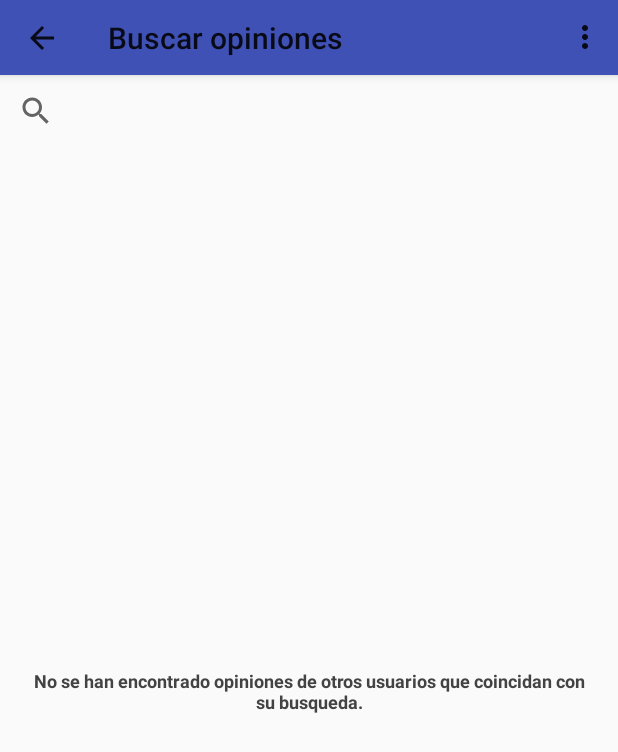
After one commit to bgcastro/TFM, an Android app: the BuscarOpinionActivity screen opened directly, with no data from a screen before it, on a phone screen of 412 x 824 dp. The commit adds this screen. Shown: the top 752 px of the screen. Run offline under Robolectric (Android 15) with nearby library versions, the phone set to English and light mode, and no system bars.

Commit message:
servidor completo y busqueda de comentarios

```diff
--- a/app/src/main/AndroidManifest.xml
+++ b/app/src/main/AndroidManifest.xml
@@ -58,6 +58,9 @@
         <activity android:name=".activitys.PreferencesActivity" android:screenOrientation="portrait">
         </activity>
 
+        <activity android:name=".activitys.BuscarOpinionActivity" android:screenOrientation="portrait">
+        </activity>
+
         <provider
             android:authorities="es.uvigo.esei.bgcastro.tfm.vehiculos"
             android:name=".content_provider.VehiculoContentProvider"/>
--- /dev/null
+++ b/app/src/main/java/es/uvigo/esei/bgcastro/tfm/activitys/BuscarOpinionActivity.java
@@ -0,0 +1,116 @@
+package es.uvigo.esei.bgcastro.tfm.activitys;
+
+import android.app.LoaderManager;
+import android.content.Loader;
+import android.content.SharedPreferences;
+import android.net.ConnectivityManager;
+import android.net.NetworkInfo;
+import android.os.Bundle;
+import android.support.v7.widget.SearchView;
+import android.support.v7.widget.Toolbar;
+import android.util.Log;
+import android.view.MenuItem;
+import android.widget.ListView;
+import android.widget.TextView;
+import android.widget.Toast;
+
+import java.util.ArrayList;
+import java.util.List;
+
+import es.uvigo.esei.bgcastro.tfm.R;
+import es.uvigo.esei.bgcastro.tfm.adapter.OpinionArrayAdapter;
+import es.uvigo.esei.bgcastro.tfm.entities.Opinion;
+import es.uvigo.esei.bgcastro.tfm.loaders.OpinionesListLoader;
+import es.uvigo.esei.bgcastro.tfm.preferences.VehiculosPreferences;
+
+/**
+ * Created by braisgallegocastro on 23/5/16.
+ */
+public class BuscarOpinionActivity extends BaseActivity implements LoaderManager.LoaderCallbacks<List<Opinion>>{
+    private static final int LOADER_ID = 5;
+    private static final String TAG = "BuscarOpinionActivity";
+    private OpinionArrayAdapter opinionArrayAdapter;
+    private String queryString;
+
+    @Override
+    protected void onCreate(Bundle savedInstanceState) {
+        super.onCreate(savedInstanceState);
+
+        setContentView(R.layout.activity_buscar_opinion);
+
+        //Ligamos la toolbar
+        Toolbar actionBar = (Toolbar) findViewById(R.id.toolbarBuscarOpinion);
+        actionBar.setTitle(getString(R.string.titulo_toolbar_buscar_opiniones_activity));
+        setSupportActionBar(actionBar);
+        getSupportActionBar().setDisplayHomeAsUpEnabled(true);
+
+        SearchView searchView = (SearchView) findViewById(R.id.searchView);
+        ListView listView = (ListView) findViewById(R.id.listViewOpiniones);
+        TextView textViewEmpty = (TextView) findViewById(R.id.emptyOpiniones);
+
+        listView.setEmptyView(textViewEmpty);
+
+        opinionArrayAdapter = new OpinionArrayAdapter(getApplicationContext(), R.layout.opinion_item);
+
+        listView.setAdapter(opinionArrayAdapter);
+
+        searchView.setSubmitButtonEnabled(true);
+        searchView.setOnQueryTextListener(new SearchView.OnQueryTextListener() {
+            @Override
+            public boolean onQueryTextSubmit(String query) {
+                ConnectivityManager connMgr = (ConnectivityManager) getSystemService(CONNECTIVITY_SERVICE);
+                NetworkInfo networkInfo = connMgr.getActiveNetworkInfo();
+                if (networkInfo != null && networkInfo.isConnected()) {
+                    queryString = query;
+                    Log.d(TAG, "onClick: onQueryTextSubmit " + queryString);
+                    getLoaderManager().restartLoader(LOADER_ID, null, BuscarOpinionActivity.this).forceLoad();
+                } else {
+                    Toast.makeText(getApplicationContext(), R.string.no_network, Toast.LENGTH_SHORT).show();
+                }
+
+                return true;
+            }
+
+            @Override
+            public boolean onQueryTextChange(String newText) {
+                return false;
+            }
+        });
+
+        getLoaderManager().initLoader(LOADER_ID, null, this).forceLoad();
+    }
+
+    @Override
+    public boolean onOptionsItemSelected(MenuItem item) {
+        if(item.getItemId() == android.R.id.home) {
+            this.onBackPressed();
+            return true;
+        }else {
+            return super.onOptionsItemSelected(item);
+        }
+    }
+
+    @Override
+    public Loader<List<Opinion>> onCreateLoader(int id, Bundle args) {
+        SharedPreferences preferences = getSharedPreferences(VehiculosPreferences.PREFERENCES_FILE,MODE_PRIVATE);
+        String address = preferences.getString(VehiculosPreferences.SERVER_ADDRESS, VehiculosPreferences.SERVER_ADDRESS_DEFAULT);
+        int port = preferences.getInt(VehiculosPreferences.SERVER_PORT, VehiculosPreferences.SERVER_PORT_DEFAULT);
+
+        return new OpinionesListLoader(getApplicationContext(), address, port, queryString);
+    }
+
+    @Override
+    public void onLoadFinished(Loader<List<Opinion>> loader, List<Opinion> data) {
+        if (data != null) {
+            opinionArrayAdapter.setOpinionArrayList((ArrayList<Opinion>) data);
+            opinionArrayAdapter.notifyDataSetChanged();
+        }else if (queryString != null && !queryString.isEmpty()){
+            Toast.makeText(this, R.string.no_results, Toast.LENGTH_SHORT).show();
+        }
+    }
+
+    @Override
+    public void onLoaderReset(Loader<List<Opinion>> loader) {
+        opinionArrayAdapter.setOpinionArrayList(null);
+    }
+}
--- /dev/null
+++ b/app/src/main/java/es/uvigo/esei/bgcastro/tfm/adapter/OpinionArrayAdapter.java
@@ -0,0 +1,82 @@
+package es.uvigo.esei.bgcastro.tfm.adapter;
+
+import android.content.Context;
+import android.view.LayoutInflater;
+import android.view.View;
+import android.view.ViewGroup;
+import android.widget.ArrayAdapter;
+import android.widget.RatingBar;
+import android.widget.TextView;
+
+import java.util.ArrayList;
+
+import es.uvigo.esei.bgcastro.tfm.R;
+import es.uvigo.esei.bgcastro.tfm.entities.Opinion;
+import es.uvigo.esei.bgcastro.tfm.viewholder.OpinionViewHolder;
+
+/**
+ * Created by braisgallegocastro on 23/5/16.
+ */
+public class OpinionArrayAdapter extends ArrayAdapter<Opinion> {
+    private ArrayList<Opinion> opinionArrayList;
+    private Context contexto;
+    private int vistaItem;
+
+    public OpinionArrayAdapter(Context context, int resource) {
+        super(context, resource);
+
+        this.opinionArrayList = new ArrayList<>();
+        this.contexto = context;
+        vistaItem = resource;
+    }
+
+    public OpinionArrayAdapter(Context context, int resource, ArrayList<Opinion> opinionArrayList) {
+        super(context, resource, opinionArrayList);
+
+        this.opinionArrayList = opinionArrayList;
+        this.contexto = context;
+        this.vistaItem = resource;
+    }
+
+
+    @Override
+    public View getView(int position, View convertView, ViewGroup parent) {
+        View view = convertView;
+        OpinionViewHolder holder;
+        if (view == null) {
+            LayoutInflater layoutInflater = (LayoutInflater)contexto.getSystemService(Context.LAYOUT_INFLATER_SERVICE);
+            view = layoutInflater.inflate(vistaItem,parent,false);
+
+            holder = new OpinionViewHolder();
+            holder.setNombreTaller((TextView) view.findViewById(R.id.nombreTallerItem));
+            holder.setRatingBar((RatingBar) view.findViewById(R.id.ratingBarItem));
+            holder.setComentario((TextView) view.findViewById(R.id.comentarioItem));
+            holder.setPrecioReparacion((TextView) view.findViewById(R.id.precioReparacionItem));
+
+            view.setTag(holder);
+        }else {
+            holder = (OpinionViewHolder) view.getTag();
+        }
+
+        final Opinion opinion= opinionArrayList.get(position);
+        if(opinion != null){
+
+            //asociamos los valores del objeto opinion
+            holder.getNombreTaller().setText(opinion.getNombreTaller());
+            holder.getRatingBar().setRating(opinion.getValoracion());
+            holder.getComentario().setText(opinion.getOpinion());
+            holder.getPrecioReparacion().setText(Float.toString(opinion.getPrecioReparacion()));
+        }
+
+        return view;
+    }
+
+    @Override
+    public int getCount() {
+        return opinionArrayList.size();
+    }
+
+    public void setOpinionArrayList(ArrayList<Opinion> opinionArrayList) {
+        this.opinionArrayList = opinionArrayList;
+    }
+}
--- /dev/null
+++ b/app/src/main/java/es/uvigo/esei/bgcastro/tfm/loaders/OpinionesListLoader.java
@@ -0,0 +1,102 @@
+package es.uvigo.esei.bgcastro.tfm.loaders;
+
+import android.content.AsyncTaskLoader;
+import android.content.Context;
+
+import java.io.IOException;
+import java.net.InetAddress;
+import java.net.Socket;
+import java.util.ArrayList;
+import java.util.List;
+
+import es.uvigo.esei.bgcastro.tfm.entities.Opinion;
+import es.uvigo.esei.bgcastro.tfm.server.socket_manager.SocketIOManager;
+
+/**
+ * Created by braisgallegocastro on 23/5/16.
+ */
+public class OpinionesListLoader extends AsyncTaskLoader<List<Opinion>>{
+    private String nombreTaller;
+    private final String serverAddress;
+    private final int port;
+
+    private ArrayList<Opinion> opinions;
+
+    public OpinionesListLoader(Context context,String serverAddress, int port, String nombreTaller) {
+        super(context);
+        this.nombreTaller = nombreTaller;
+        this.serverAddress = serverAddress;
+        this.port = port;
+    }
+
+    @Override
+    public List<Opinion> loadInBackground() {
+        Socket socket = null;
+        ArrayList<Opinion> opinionArrayList = null;
+
+        try {
+            socket = new Socket(InetAddress.getByName(serverAddress), port);
+
+            SocketIOManager socketIOManager = new SocketIOManager(socket);
+
+            socketIOManager.sendCommand(SocketIOManager.FIND_OPINIONES_TALLER);
+            if (socketIOManager.readACK().equals(SocketIOManager.ACK)){
+                socketIOManager.sendTaller(nombreTaller);
+                if (socketIOManager.readACK().equals(SocketIOManager.ACK)){
+                    opinionArrayList = (ArrayList<Opinion>) socketIOManager.readOpinionList();
+                   return opinionArrayList;
+                }else {
+                    return opinionArrayList;
+                }
+            }else{
+                return opinionArrayList;
+            }
+
+        } catch (IOException e) {
+            e.printStackTrace();
+            return null;
+        } catch (ClassNotFoundException e) {
+            e.printStackTrace();
+            return null;
+        }finally {
+            if (socket != null && !socket.isClosed()){
+                try {
+                    socket.close();
+                } catch (IOException e) {
+                    e.printStackTrace();
+                }
+            }
+        }
+    }
+
+    @Override
+    public void deliverResult(List<Opinion> data) {
+        //para que el recolector de basura no las elimine antes de tiempo
+        ArrayList<Opinion> opinionesViejas = opinions;
+
+        opinions = (ArrayList<Opinion>) data;
+
+        super.deliverResult(opinions);
+
+        opinionesViejas = null;
+    }
+
+   @Override
+    protected void onStartLoading() {
+        if (takeContentChanged())
+            forceLoad();
+    }
+
+    @Override
+    protected void onStopLoading() {
+        cancelLoad();
+    }
+
+    @Override
+    protected void onReset() {
+        // Ensure the loader has been stopped.
+        onStopLoading();
+        opinions = null;
+    }
+
+}
--- a/app/src/main/java/es/uvigo/esei/bgcastro/tfm/preferences/VehiculosPreferences.java
+++ b/app/src/main/java/es/uvigo/esei/bgcastro/tfm/preferences/VehiculosPreferences.java
@@ -14,4 +14,10 @@ public class VehiculosPreferences {
 
     public static final String ALERT_ACTUALIZAR = "alert_actualizar";
     public static final boolean ALERT_ACTUALIZAR_DEFAULT = true;
+
+    public static final String SERVER_ADDRESS = "server_address";
+    public static final String SERVER_ADDRESS_DEFAULT = "ec2-52-39-253-121.us-west-2.compute.amazonaws.com";
+
+    public static final String SERVER_PORT = "server_port";
+    public static final int SERVER_PORT_DEFAULT = 22291;
 }
--- a/app/src/main/java/es/uvigo/esei/bgcastro/tfm/server/DAO/OpinionDAO.java
+++ b/app/src/main/java/es/uvigo/esei/bgcastro/tfm/server/DAO/OpinionDAO.java
@@ -55,15 +55,15 @@ public class OpinionDAO {
 			queryCreateOpinion.setString(4, opinion.getNombreTaller());
 			queryCreateOpinion.setString(5, opinion.getOpinion());
 
-			return queryCreateOpinion.executeUpdate() == 1;
+			return queryCreateOpinion.executeUpdate() > 0;
 		}
 	}
 
 	public List<Opinion> listOpinionesFromTaller(String nombreTallerSearch) throws SQLException {
         final PreparedStatement queryOpinion = this.connection.prepareStatement("SELECT * FROM " + NOMBRE_TABLA +
-                " WHERE " + NOMBRE_TALLER + " = ?");
+                " WHERE " + NOMBRE_TALLER + " LIKE ?");
 
-		queryOpinion.setString(1, nombreTallerSearch);
+		queryOpinion.setString(1, "%" + nombreTallerSearch + "%");
 
 		final ResultSet result = queryOpinion.executeQuery();
 
--- a/app/src/main/java/es/uvigo/esei/bgcastro/tfm/server/socket_manager/IOManager.java
+++ b/app/src/main/java/es/uvigo/esei/bgcastro/tfm/server/socket_manager/IOManager.java
@@ -26,6 +26,9 @@ public interface IOManager {
     public void sendNACK() throws IOException;
     public String readNACK() throws IOException;
 
+    public void sendTaller(String taller) throws IOException;
+    public String readTaller() throws IOException, ClassNotFoundException;
+
     public void sendOpinionList(List<Opinion> opinionList) throws IOException;
     public List<Opinion> readOpinionList() throws IOException, ClassNotFoundException;
 }
--- /dev/null
+++ b/app/src/main/res/layout/activity_buscar_opinion.xml
@@ -0,0 +1,46 @@
+<?xml version="1.0" encoding="utf-8"?>
+<RelativeLayout xmlns:android="http://schemas.android.com/apk/res/android"
+    android:layout_width="match_parent"
+    android:layout_height="match_parent"
+    xmlns:app="http://schemas.android.com/apk/res-auto">
+
+    <android.support.v7.widget.Toolbar
+        android:id="@+id/toolbarBuscarOpinion"
+        android:layout_width="match_parent"
+        android:layout_height="@dimen/actionBarSize"
+        android:layout_alignParentTop="true"
+        android:background="?attr/colorPrimary"
+        android:elevation="4dp"
+        android:theme="@style/ThemeOverlay.AppCompat.ActionBar"
+        app:popupTheme="@style/ThemeOverlay.AppCompat.Light">
+    </android.support.v7.widget.Toolbar>
+
+    <android.support.v7.widget.SearchView
+        android:id="@+id/searchView"
+        android:layout_width="match_parent"
+        android:layout_height="wrap_content"
+        android:layout_below="@+id/toolbarBuscarOpinion" />
+
+    <TextView
+        android:id="@+id/emptyOpiniones"
+        android:layout_width="match_parent"
+        android:layout_height="match_parent"
+        android:paddingLeft="@dimen/activity_horizontal_margin"
+        android:paddingRight="@dimen/activity_horizontal_margin"
+        android:layout_below="@+id/searchView"
+        android:text="@string/empty_Opiniones"
+        android:theme="@style/vehiculo_bold"
+        android:gravity="center" />
+
+    <ListView
+        android:id="@+id/listViewOpiniones"
+        android:layout_width="fill_parent"
+        android:layout_height="fill_parent"
+        android:layout_below="@+id/emptyOpiniones"
+        android:layout_centerHorizontal="true"
+        android:paddingBottom="@dimen/activity_vertical_margin"
+        android:paddingLeft="@dimen/activity_horizontal_margin"
+        android:paddingRight="@dimen/activity_horizontal_margin"
+        android:paddingTop="@dimen/activity_vertical_margin"/>
+
+</RelativeLayout>
--- a/app/src/main/res/menu/common_menu.xml
+++ b/app/src/main/res/menu/common_menu.xml
@@ -8,4 +8,10 @@
         android:icon="@drawable/ic_tune_black_24dp"
         app:showAsAction="never"/>
 
+    <!-- buscar opiniones -->
+    <item android:id="@+id/action_opiniones"
+        android:title="@string/action_opiniones"
+        android:icon="@drawable/ic_share_black_24dp"
+        app:showAsAction="never"/>
+
 </menu>
--- a/app/src/main/res/values/strings.xml
+++ b/app/src/main/res/values/strings.xml
@@ -110,4 +110,8 @@
     <string name="upload_succes">¡Gracias por su opinión!</string>
     <string name="upload_fail">Se ha producido un error</string>
     <string name="no_network">No tienes conexión a internet</string>
+    <string name="empty_Opiniones">No se han encontrado opiniones de otros usuarios que coincidan con su busqueda.</string>
+    <string name="titulo_toolbar_buscar_opiniones_activity">Buscar opiniones</string>
+    <string name="action_opiniones">Buscar opiniones de otros usuarios</string>
+    <string name="no_results">No se ha encontrado nada.</string>
 </resources>
```
Also changed, not shown: app/src/main/java/es/uvigo/esei/bgcastro/tfm/activitys/BaseActivity.java (+12 -0 lines), app/src/main/java/es/uvigo/esei/bgcastro/tfm/activitys/GestionReparacionesActivity.java (+8 -3 lines), app/src/main/java/es/uvigo/esei/bgcastro/tfm/background_tasks/UploadOpinionTask.java (+6 -2 lines), app/src/main/java/es/uvigo/esei/bgcastro/tfm/server/ThreadPoolServer.java (+20 -9 lines), app/src/main/java/es/uvigo/esei/bgcastro/tfm/server/socket_manager/SocketIOManager.java (+15 -1 lines), app/src/main/java/es/uvigo/esei/bgcastro/tfm/viewholder/OpinionViewHolder.java (added, +49 -0 lines), app/src/main/res/layout/opinion_item.xml (added, +33 -0 lines).
